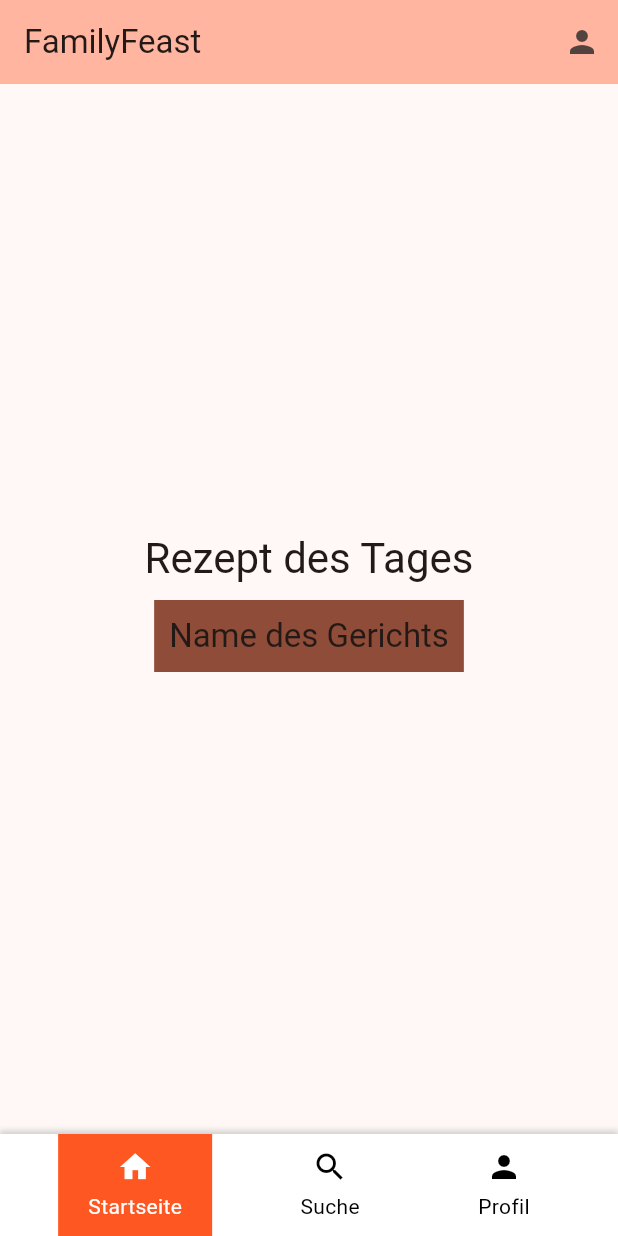
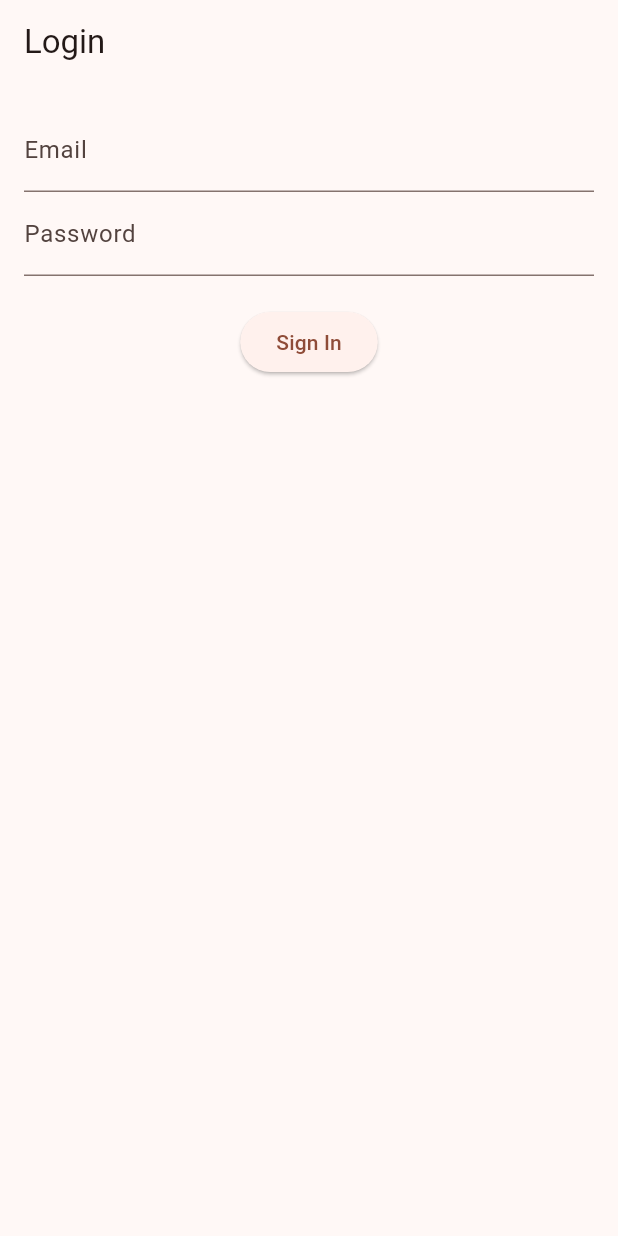
Before and after one commit to ephanta/eva_app, a Flutter app: the screen it shows after launch, on a phone screen of 412 x 824 dp. Run offline on Flutter 3.47's test engine with Material 3 defaults, Android fonts, the phone set to English and light mode, and no system bars; our stand-ins replace flutter_dotenv, supabase_flutter; accounts and stored records are empty.

Commit message:
initial auth screen loading

```diff
--- a/lib/main.dart
+++ b/lib/main.dart
@@ -2,6 +2,7 @@ import 'package:eva_app/screens/home.dart';
 import 'package:flutter/material.dart';
 import 'package:flutter_dotenv/flutter_dotenv.dart';
 import 'package:supabase_flutter/supabase_flutter.dart';
+import 'package:eva_app/screens/auth.dart';
 
 /// The main entry point for the Flutter application.
 Future<void> main() async {
@@ -11,11 +12,11 @@ Future<void> main() async {
   } catch (e) {
     print('Fehler beim Laden der .env Datei: $e');
   }
-  initializeSupabase();
+  await initializeSupabase();
   runApp(const FamilyFeastApp());
 }
 
-void initializeSupabase() async {
+Future<void> initializeSupabase() async {
   try {
     await Supabase.initialize(
       url: dotenv.env['SUPABASE_URL']!,
@@ -27,20 +28,38 @@ void initializeSupabase() async {
   }
 }
 
-class FamilyFeastApp extends StatelessWidget {
+class FamilyFeastApp extends StatefulWidget {
   const FamilyFeastApp({super.key});
 
-  /// This widget is the root of your application.
+  @override
+  _FamilyFeastAppState createState() => _FamilyFeastAppState();
+}
+
+class _FamilyFeastAppState extends State<FamilyFeastApp> {
+  bool _isAuthenticated = false;
+
+  @override
+  void initState() {
+    super.initState();
+    _checkAuthStatus();
+  }
+
+  Future<void> _checkAuthStatus() async {
+    final session = Supabase.instance.client.auth.currentSession;
+    setState(() {
+      _isAuthenticated = session != null;
+    });
+  }
+
   @override
   Widget build(BuildContext context) {
     return MaterialApp(
       title: 'FamilyFeast',
       theme: ThemeData(
-        // This is the theme of your application.
         colorScheme: ColorScheme.fromSeed(seedColor: Colors.deepOrange),
         useMaterial3: true,
       ),
-      home: const HomeScreen(title: 'FamilyFeast'),
+      home: _isAuthenticated ? const HomeScreen(title: 'FamilyFeast') : const AuthScreen(),
     );
   }
 }
--- a/lib/screens/auth.dart
+++ b/lib/screens/auth.dart
@@ -1 +1,65 @@
-//https://supabase.com/docs/guides/auth/auth-helpers/flutter-auth-ui
+import 'package:flutter/material.dart';
+import 'package:supabase_flutter/supabase_flutter.dart';
+import 'home.dart';
+
+class AuthScreen extends StatefulWidget {
+  const AuthScreen({Key? key}) : super(key: key);
+
+  @override
+  _AuthScreenState createState() => _AuthScreenState();
+}
+
+class _AuthScreenState extends State<AuthScreen> {
+  final TextEditingController _emailController = TextEditingController();
+  final TextEditingController _passwordController = TextEditingController();
+
+  Future<void> _signIn() async {
+    try {
+      final response = await Supabase.instance.client.auth.signInWithPassword(
+        email: _emailController.text,
+        password: _passwordController.text,
+      );
+
+      if (response.session != null) {
+        // Navigate to main app
+        Navigator.pushReplacement(
+          context,
+          MaterialPageRoute(builder: (context) => const HomeScreen(title: 'FamilyFeast')),
+        );
+      }
+    } catch (e) {
+      // Handle unexpected errors
+      ScaffoldMessenger.of(context).showSnackBar(
+        SnackBar(content: Text('An unexpected error occurred: $e')),
+      );
+    }
+  }
+
+  @override
+  Widget build(BuildContext context) {
+    return Scaffold(
+      appBar: AppBar(title: const Text('Login')),
+      body: Padding(
+        padding: const EdgeInsets.all(16.0),
+        child: Column(
+          children: [
+            TextField(
+              controller: _emailController,
+              decoration: const InputDecoration(labelText: 'Email'),
+            ),
+            TextField(
+              controller: _passwordController,
+              decoration: const InputDecoration(labelText: 'Password'),
+              obscureText: true,
+            ),
+            const SizedBox(height: 20),
+            ElevatedButton(
+              onPressed: _signIn,
+              child: const Text('Sign In'),
+            ),
+          ],
+        ),
+      ),
+    );
+  }
+}
--- a/pubspec.yaml
+++ b/pubspec.yaml
@@ -36,6 +36,7 @@ dependencies:
   supabase_flutter: ^2.5.2
   flutter_dotenv: ^5.1.0
   dartdoc: ^6.3.0
+  supabase_auth_ui: ^0.4.4
 
 dev_dependencies:
   flutter_test:
```
Also changed, not shown: pubspec.lock.
